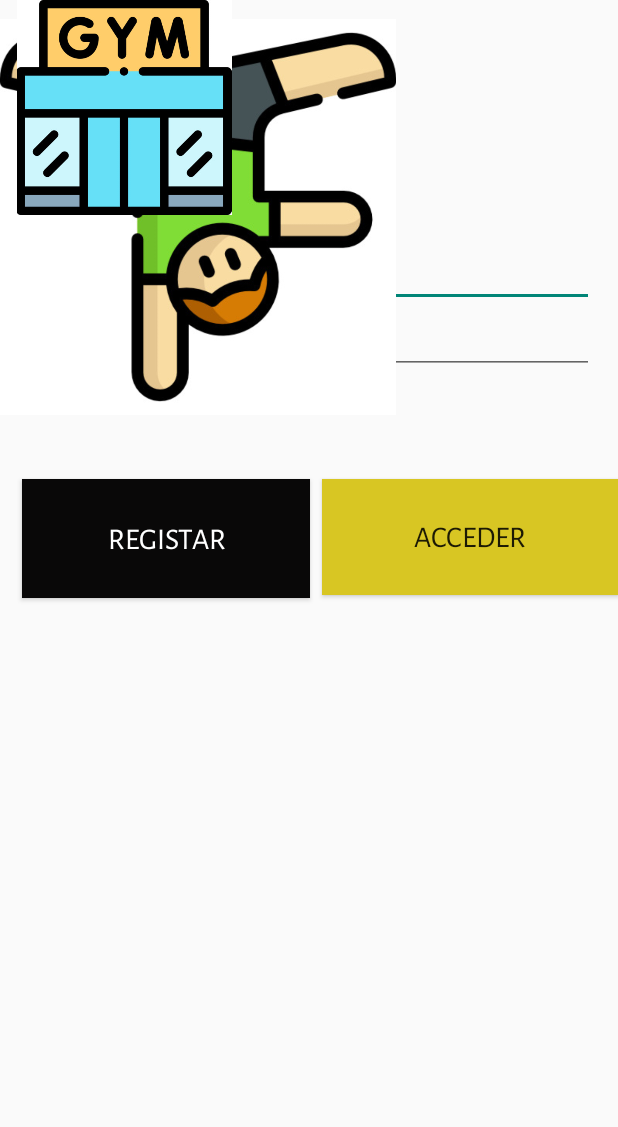
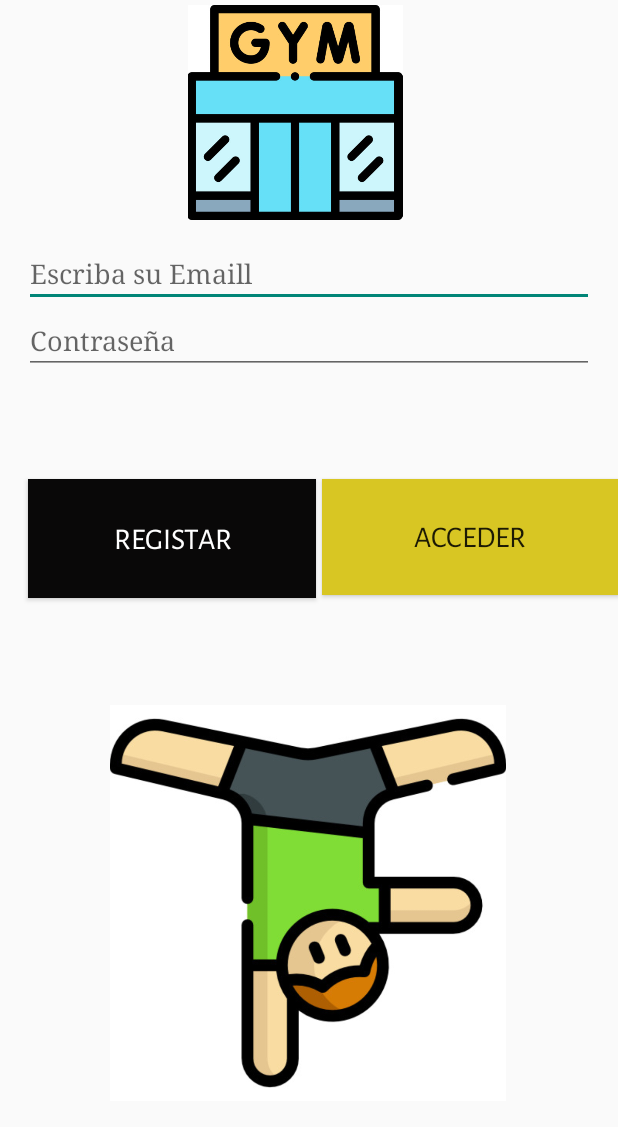
Before and after one commit to ismagz32/proyecto_app_gym, an Android app: the screen it shows after launch (AuthActivity), on a phone screen of 412 x 824 dp. Shown: the top 1127 px of the screen. Run offline under Robolectric (Android 15) with nearby library versions, the phone set to English and light mode, and no system bars; our stand-ins replace Firebase (no records; nobody signed in at launch, a user with empty details on screens opened directly).

Commit message:
decoracion final y videos de la tecnica v2

```diff
--- a/app/src/main/res/layout/activity_auth.xml
+++ b/app/src/main/res/layout/activity_auth.xml
@@ -31,7 +31,7 @@
         style="@style/Widget.AppCompat.Button.Colored"
         android:layout_width="192dp"
         android:layout_height="79dp"
-        android:layout_marginEnd="8dp"
+        android:layout_marginEnd="4dp"
         android:background="#FF0B0B"
         android:backgroundTint="#090808"
         android:fontFamily="@font/alegreya_sans_sc"
@@ -86,16 +86,24 @@
         android:id="@+id/imageView"
         android:layout_width="264dp"
         android:layout_height="289dp"
-        app:srcCompat="@drawable/gimnasia"
-        tools:layout_editor_absoluteX="66dp"
-        tools:layout_editor_absoluteY="400dp" />
+        app:layout_constraintBottom_toBottomOf="parent"
+        app:layout_constraintEnd_toEndOf="parent"
+        app:layout_constraintHorizontal_bias="0.496"
+        app:layout_constraintStart_toStartOf="parent"
+        app:layout_constraintTop_toTopOf="parent"
+        app:layout_constraintVertical_bias="0.855"
+        app:srcCompat="@drawable/gimnasia" />
 
     <ImageView
         android:id="@+id/imageView2"
         android:layout_width="165dp"
         android:layout_height="143dp"
-        app:srcCompat="@drawable/gimnasio"
-        tools:layout_editor_absoluteX="123dp"
-        tools:layout_editor_absoluteY="3dp" />
+        app:layout_constraintBottom_toBottomOf="parent"
+        app:layout_constraintEnd_toEndOf="parent"
+        app:layout_constraintHorizontal_bias="0.463"
+        app:layout_constraintStart_toStartOf="parent"
+        app:layout_constraintTop_toTopOf="parent"
+        app:layout_constraintVertical_bias="0.005"
+        app:srcCompat="@drawable/gimnasio" />
 
 </androidx.constraintlayout.widget.ConstraintLayout>
```
Also changed, not shown: app/src/main/java/com/example/proyecto_app_gym/TomaDeDatos.java (+1 -6 lines), app/src/main/res/layout/activity_plan_de_entreno.xml (+7 -3 lines).
